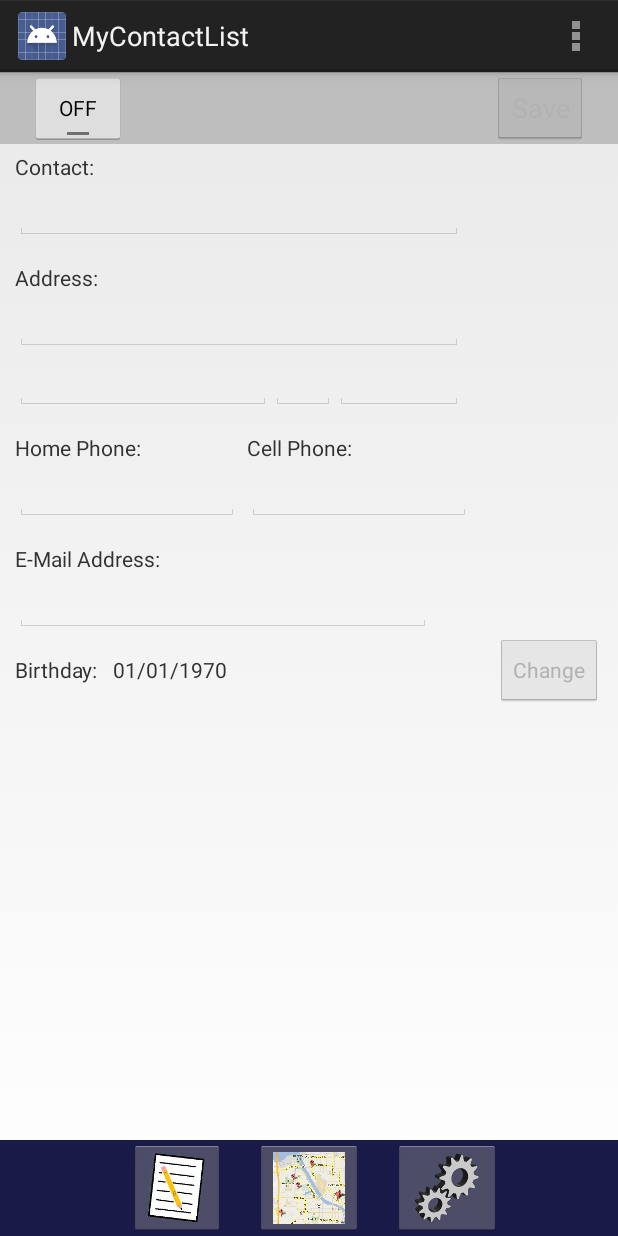
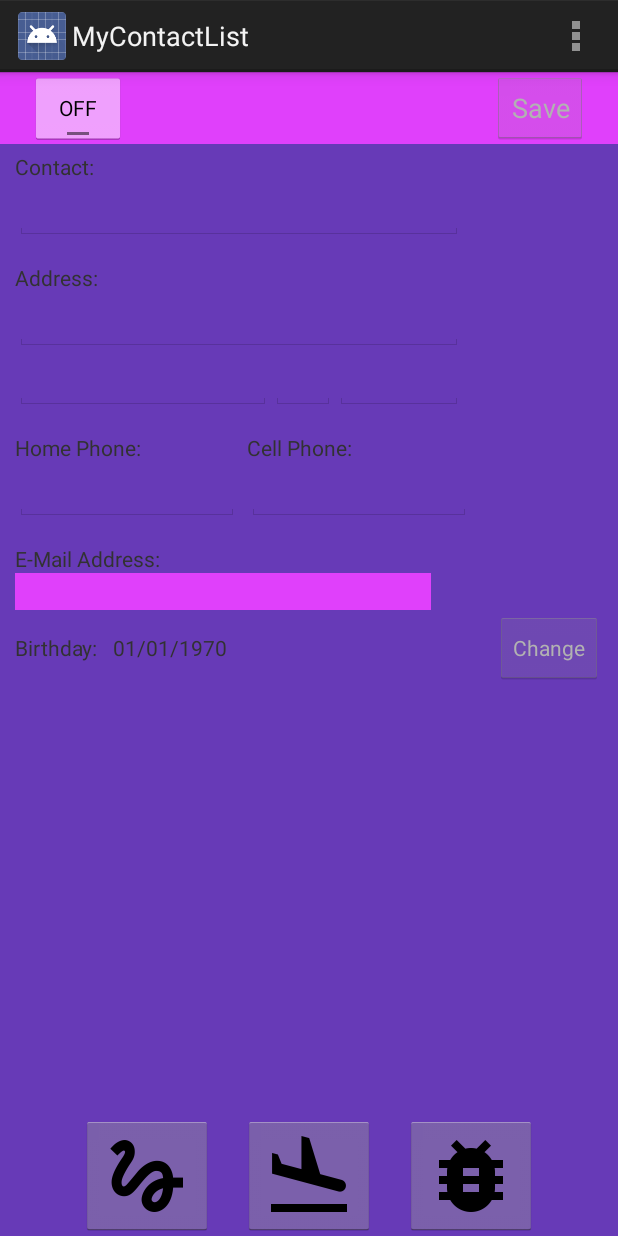
Before and after one commit to MobileApps-Cascadia/chapter-04, an Android app: the screen it shows after launch (ContactActivity), on a phone screen of 412 x 824 dp. Run offline under Robolectric (Android 15) with nearby library versions, the phone set to English and light mode, and no system bars.

Commit message:
applied styles and need to add theme soon

```diff
--- a/app/src/main/res/layout/activity_contact.xml
+++ b/app/src/main/res/layout/activity_contact.xml
@@ -17,7 +17,7 @@
         android:layout_width="fill_parent"
         android:layout_height="wrap_content"
         android:layout_alignParentBottom="true"
-        android:background="@color/navbar_background" >
+        android:background="@color/primary" >
 
         <ImageButton
             android:id="@+id/imageButtonList"
@@ -26,7 +26,7 @@
             android:layout_centerVertical="true"
             android:layout_marginRight="20dp"
             android:layout_toLeftOf="@+id/imageButtonMap"
-            android:src="@drawable/contactlisticon" />
+            android:src="@drawable/snek" />
 
         <ImageButton
             android:id="@+id/imageButtonMap"
@@ -34,7 +34,7 @@
             android:layout_height="wrap_content"
             android:layout_centerHorizontal="true"
             android:layout_centerVertical="true"
-            android:src="@drawable/mapicon" />
+            android:src="@drawable/landingplane" />
 
         <ImageButton
             android:id="@+id/imageButtonSettings"
@@ -43,7 +43,7 @@
             android:layout_centerVertical="true"
             android:layout_marginLeft="20dp"
             android:layout_toRightOf="@+id/imageButtonMap"
-            android:src="@drawable/settingsicon" />
+            android:src="@drawable/bug" />
     </RelativeLayout>
 
     <RelativeLayout
@@ -52,7 +52,7 @@
         android:layout_height="wrap_content"
         android:layout_alignParentLeft="true"
         android:layout_alignParentTop="true"
-        android:background="@color/toolbar_background" >
+        android:background="@color/accent" >
 
         <ToggleButton
             android:id="@+id/toggleButtonEdit"
@@ -77,7 +77,8 @@
         android:layout_height="wrap_content"
         android:layout_alignParentLeft="true"
         android:layout_below="@+id/toolbar"
-        android:layout_above="@+id/navbar" >
+        android:layout_above="@+id/navbar"
+        android:background="@color/primary">
 
         <RelativeLayout
             android:layout_width="match_parent"
@@ -244,7 +245,8 @@
                 android:layout_marginLeft="10dp"
                 android:layout_below="@+id/textEMail"
                 android:ems="13"
-                android:inputType="textEmailAddress" >
+                android:inputType="textEmailAddress"
+                style="@style/textViewS" >
 
             </EditText>
 
--- a/app/src/main/res/values/color.xml
+++ b/app/src/main/res/values/color.xml
@@ -1,6 +1,11 @@
 <?xml version="1.0" encoding="utf-8"?>
 <resources>
-    <color name="navbar_background">#1a1a48</color>
-    <color name="toolbar_background">#bebebe</color>
-
+    <color name="primary">#673AB7</color>
+    <color name="primary_dark">#512DA8</color>
+    <color name="primary_light">#D1C4E9</color>
+    <color name="accent">#E040FB</color>
+    <color name="primary_text">#212121</color>
+    <color name="secondary_text">#757575</color>
+    <color name="icons">#FFFFFF</color>
+    <color name="divider">#BDBDBD</color>
 </resources>
--- a/app/src/main/res/values/styles.xml
+++ b/app/src/main/res/values/styles.xml
@@ -17,4 +17,10 @@
         <!-- All customizations that are NOT specific to a particular API-level can go here. -->
     </style>
 
+    <style name="textViewS">
+        <item name="android:background">
+            @color/accent
+        </item>
+    </style>>
+
 </resources>
```
Also changed, not shown: app/src/main/res/drawable-hdpi/bug.png (added), app/src/main/res/drawable-hdpi/landingplane.png (added), app/src/main/res/drawable-hdpi/snek.png (added), 2 other files.
